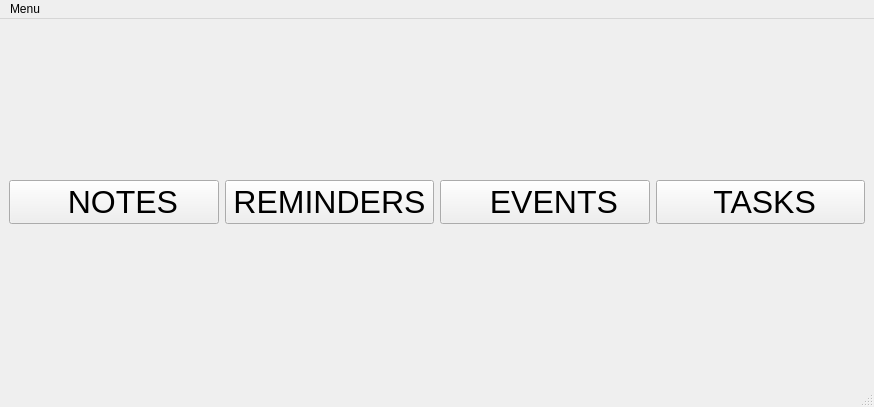
Old version of the form dashboard.ui in the repository razashahid107/NOTEPAD-QT.
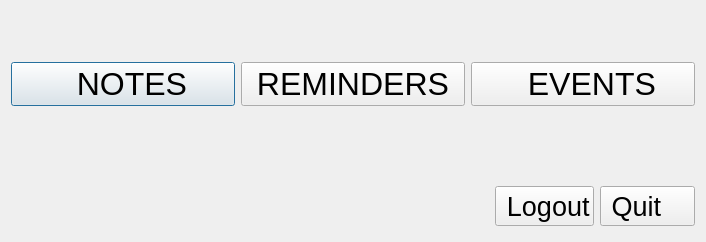
New version of the form. Icons and pictures are not drawn.

```diff
--- a/dashboard.ui
+++ b/dashboard.ui
@@ -1,29 +1,25 @@
 <?xml version="1.0" encoding="UTF-8"?>
 <ui version="4.0">
  <class>DashBoard</class>
- <widget class="QMainWindow" name="DashBoard">
+ <widget class="QDialog" name="DashBoard">
   <property name="geometry">
    <rect>
     <x>0</x>
     <y>0</y>
-    <width>874</width>
-    <height>407</height>
+    <width>706</width>
+    <height>242</height>
    </rect>
   </property>
   <property name="windowTitle">
    <string>MainWindow</string>
   </property>
-  <property name="styleSheet">
-   <string notr="true">background-image: url(:/new/prefix1/Resources_Images/grey.png);</string>
-  </property>
-  <widget class="QWidget" name="centralwidget">
-   <layout class="QGridLayout" name="gridLayout_2">
-    <item row="0" column="0">
      <layout class="QGridLayout" name="gridLayout">
-      <property name="bottomMargin">
-       <number>0</number>
-      </property>
-      <item row="0" column="0">
+   <item row="0" column="0" colspan="2">
+    <layout class="QHBoxLayout" name="horizontalLayout_2">
+     <property name="topMargin">
+      <number>46</number>
+     </property>
+     <item>
        <widget class="QPushButton" name="Note_pb">
         <property name="font">
          <font>
@@ -50,7 +46,7 @@
         </property>
        </widget>
       </item>
-      <item row="0" column="1">
+     <item>
        <widget class="QPushButton" name="Reminder_pb">
         <property name="font">
          <font>
@@ -76,33 +72,7 @@
         </property>
        </widget>
       </item>
-      <item row="0" column="3">
-       <widget class="QPushButton" name="Tasks_pb">
-        <property name="font">
-         <font>
-          <family>Nirmala UI</family>
-          <pointsize>24</pointsize>
-         </font>
-        </property>
-        <property name="styleSheet">
-         <string notr="true">color: rgb(0, 0, 0);</string>
-        </property>
-        <property name="text">
-         <string> TASKS</string>
-        </property>
-        <property name="icon">
-         <iconset resource="Resources.qrc">
-          <normaloff>:/new/prefix1/Resources_Images/tasks.png</normaloff>:/new/prefix1/Resources_Images/tasks.png</iconset>
-        </property>
-        <property name="iconSize">
-         <size>
-          <width>32</width>
-          <height>36</height>
-         </size>
-        </property>
-       </widget>
-      </item>
-      <item row="0" column="2">
+     <item>
        <widget class="QPushButton" name="Events_pb">
         <property name="font">
          <font>
@@ -130,35 +100,91 @@
       </item>
      </layout>
     </item>
-   </layout>
-  </widget>
-  <widget class="QStatusBar" name="statusbar"/>
-  <widget class="QMenuBar" name="menuBar">
-   <property name="geometry">
-    <rect>
-     <x>0</x>
-     <y>0</y>
-     <width>874</width>
+   <item row="1" column="0">
+    <spacer name="horizontalSpacer">
+     <property name="orientation">
+      <enum>Qt::Horizontal</enum>
+     </property>
+     <property name="sizeHint" stdset="0">
+      <size>
+       <width>407</width>
      <height>20</height>
-    </rect>
-   </property>
-   <widget class="QMenu" name="menuFile">
-    <property name="title">
-     <string>Menu</string>
-    </property>
-    <addaction name="actionLogout"/>
-   </widget>
-   <addaction name="menuFile"/>
-  </widget>
-  <action name="actionLogout">
+      </size>
+     </property>
+    </spacer>
+   </item>
+   <item row="1" column="1">
+    <layout class="QHBoxLayout" name="horizontalLayout">
+     <property name="topMargin">
+      <number>69</number>
+     </property>
+     <item>
+      <widget class="QPushButton" name="Tasks_pb">
+       <property name="maximumSize">
+        <size>
+         <width>16777215</width>
+         <height>40</height>
+        </size>
+       </property>
+       <property name="font">
+        <font>
+         <family>Nirmala UI</family>
+         <pointsize>20</pointsize>
+        </font>
+       </property>
+       <property name="styleSheet">
+        <string notr="true">color: rgb(0, 0, 0);</string>
+       </property>
+       <property name="text">
+        <string> Logout</string>
+       </property>
    <property name="icon">
     <iconset resource="Resources.qrc">
      <normaloff>:/new/prefix1/Resources_Images/logout.png</normaloff>:/new/prefix1/Resources_Images/logout.png</iconset>
    </property>
+       <property name="iconSize">
+        <size>
+         <width>32</width>
+         <height>36</height>
+        </size>
+       </property>
+      </widget>
+     </item>
+     <item>
+      <widget class="QPushButton" name="Tasks_pb_2">
+       <property name="maximumSize">
+        <size>
+         <width>16777215</width>
+         <height>40</height>
+        </size>
+       </property>
+       <property name="font">
+        <font>
+         <family>Nirmala UI</family>
+         <pointsize>20</pointsize>
+        </font>
+       </property>
+       <property name="styleSheet">
+        <string notr="true">color: rgb(0, 0, 0);</string>
+       </property>
    <property name="text">
-    <string>Logout</string>
-   </property>
-  </action>
+        <string> Quit    </string>
+       </property>
+       <property name="icon">
+        <iconset resource="Resources.qrc">
+         <normaloff>:/new/prefix1/Resources_Images/quit.png</normaloff>:/new/prefix1/Resources_Images/quit.png</iconset>
+       </property>
+       <property name="iconSize">
+        <size>
+         <width>30</width>
+         <height>34</height>
+        </size>
+       </property>
+      </widget>
+     </item>
+    </layout>
+   </item>
+  </layout>
  </widget>
  <resources>
   <include location="Resources.qrc"/>
```
Left out of the diff: 2 changed lines with no effect on the pictures. Lines whose indentation alone changed are shown as unchanged.
